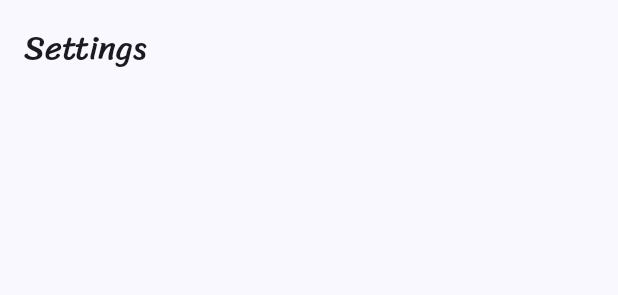
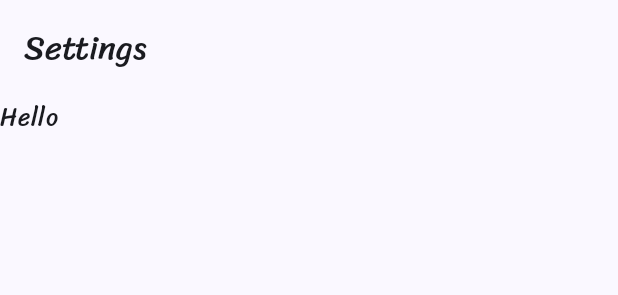
Before and after one commit to tanakornsss/Luminality-Preview, an Android app built with Jetpack Compose: the @Preview function NewJournalScreenPreview, item 2 of the bottom bar chosen, on a phone screen of 412 x 824 dp. Shown: the top 295 px of the screen. Run offline under Robolectric (Android 15) with nearby library versions, the phone set to English and light mode, and no system bars.

Commit message:
Update ui layout in settings page

```diff
--- a/app/src/main/java/dev/tanakornsss/luminality/ui/screen/NewJournalScreen.kt
+++ b/app/src/main/java/dev/tanakornsss/luminality/ui/screen/NewJournalScreen.kt
@@ -105,7 +105,7 @@ fun NewJournalScreen(onNavigateCreateJournal: () -> Unit) {
                 )
             }
             composable(BottomBarNavRoute.Settings.name) {
-                SettingsScreen()
+                SettingsScreen(innerPadding)
             }
         }
     }
@@ -135,7 +135,8 @@ private fun JournalHome(
     onUpdateSelectedDate: (LocalDate) -> Unit,
     onNavigateCreateJournal: () -> Unit
 ) {
-    Box(modifier = Modifier
+    Box(
+        modifier = Modifier
             .padding(innerPadding)
             .fillMaxSize()
     ) {
@@ -163,11 +164,12 @@ private fun JournalHome(
 }
 
 @Composable
-private fun SettingsScreen() {
-    Scaffold { innerPadding ->
-        Column(modifier = Modifier.padding(innerPadding)) {
-
-        }
+private fun SettingsScreen(innerPadding: PaddingValues) {
+    Column(modifier = Modifier
+        .padding(innerPadding)
+        .fillMaxSize()
+    ) {
+        Text("Hello")
     }
 }
 
@@ -190,8 +192,7 @@ private fun CalendarRow(
             val isSelected = (day == selectedDate)
             val bgColor = if (isSelected) {
                 Color(0xFFEFB8C8)
-            }
-            else {
+            } else {
                 Color(0xFFF1D2D9)
             }
 
@@ -208,7 +209,8 @@ private fun CalendarRow(
                     }
             ) {
                 Text(day.dayOfMonth.toString())
-                Text(day.dayOfWeek.name.take(3)
+                Text(
+                    day.dayOfWeek.name.take(3)
                         .lowercase()
                         .replaceFirstChar { it.uppercase() }
                 )
```
Lines whose indentation alone changed are shown as unchanged.
